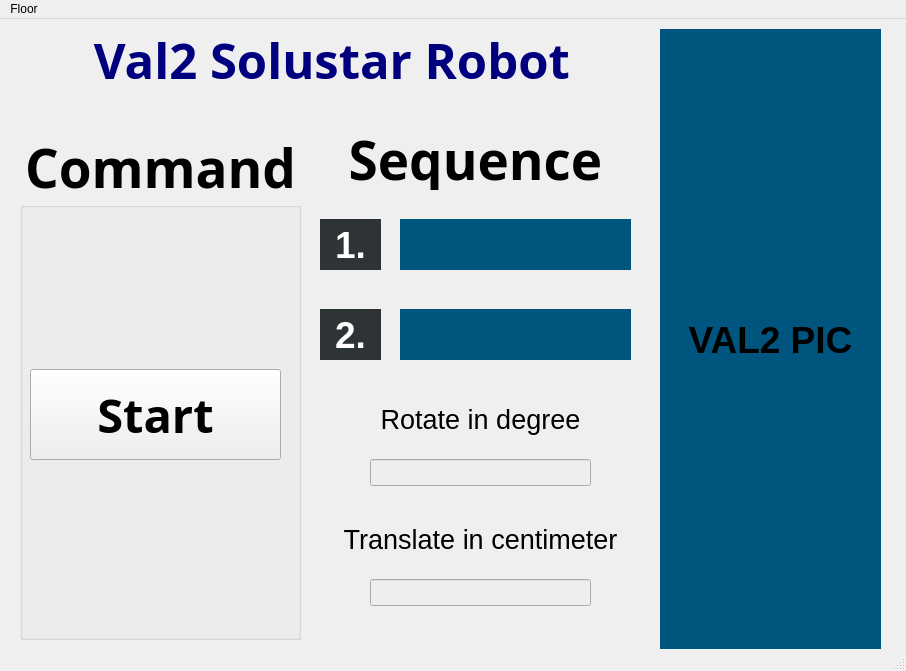
This is val2sim_gui/ui/ces.ui in ArmSorawis/VAL2SIM as Qt 5 draws it before an edit. The edited form follows.
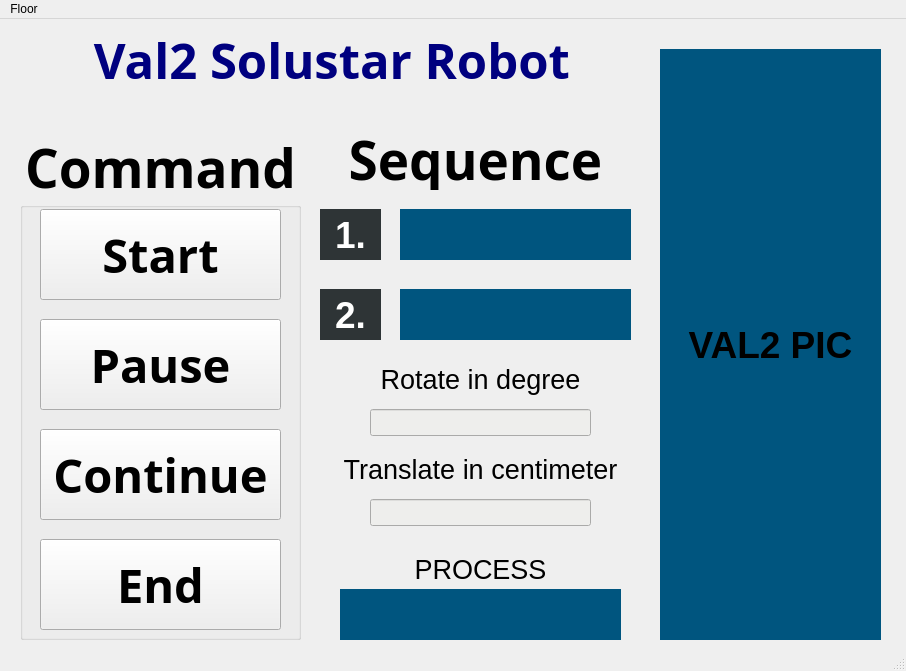
This is the edited form.

The edit to the form file:
```diff
--- a/val2sim_gui/ui/ces.ui
+++ b/val2sim_gui/ui/ces.ui
@@ -52,9 +52,9 @@
     <widget class="QPushButton" name="startButton">
      <property name="geometry">
       <rect>
-       <x>10</x>
-       <y>240</y>
-       <width>251</width>
+       <x>20</x>
+       <y>80</y>
+       <width>241</width>
        <height>91</height>
       </rect>
      </property>
@@ -67,14 +67,68 @@
       <string>Start</string>
      </property>
     </widget>
+    <widget class="QPushButton" name="pauseButton">
+     <property name="geometry">
+      <rect>
+       <x>20</x>
+       <y>190</y>
+       <width>241</width>
+       <height>91</height>
+      </rect>
+     </property>
+     <property name="font">
+      <font>
+       <pointsize>35</pointsize>
+      </font>
+     </property>
+     <property name="text">
+      <string>Pause</string>
+     </property>
+    </widget>
+    <widget class="QPushButton" name="continueButton">
+     <property name="geometry">
+      <rect>
+       <x>20</x>
+       <y>300</y>
+       <width>241</width>
+       <height>91</height>
+      </rect>
+     </property>
+     <property name="font">
+      <font>
+       <pointsize>35</pointsize>
+      </font>
+     </property>
+     <property name="text">
+      <string>Continue</string>
+     </property>
+    </widget>
+    <widget class="QPushButton" name="endButton">
+     <property name="geometry">
+      <rect>
+       <x>20</x>
+       <y>410</y>
+       <width>241</width>
+       <height>91</height>
+      </rect>
+     </property>
+     <property name="font">
+      <font>
+       <pointsize>35</pointsize>
+      </font>
+     </property>
+     <property name="text">
+      <string>End</string>
+     </property>
+    </widget>
    </widget>
    <widget class="QLabel" name="label_val2_pic">
     <property name="geometry">
      <rect>
       <x>660</x>
-      <y>10</y>
+      <y>30</y>
       <width>221</width>
-      <height>621</height>
+      <height>591</height>
      </rect>
     </property>
     <property name="font">
@@ -177,7 +231,7 @@
     <property name="geometry">
      <rect>
       <x>400</x>
-      <y>200</y>
+      <y>190</y>
       <width>231</width>
       <height>51</height>
      </rect>
@@ -204,7 +258,7 @@
     <property name="geometry">
      <rect>
       <x>400</x>
-      <y>290</y>
+      <y>270</y>
       <width>231</width>
       <height>51</height>
      </rect>
@@ -231,7 +285,7 @@
     <property name="geometry">
      <rect>
       <x>320</x>
-      <y>200</y>
+      <y>190</y>
       <width>61</width>
       <height>51</height>
      </rect>
@@ -259,7 +313,7 @@
     <property name="geometry">
      <rect>
       <x>320</x>
-      <y>290</y>
+      <y>270</y>
       <width>61</width>
       <height>51</height>
      </rect>
@@ -287,7 +341,7 @@
     <property name="geometry">
      <rect>
       <x>370</x>
-      <y>440</y>
+      <y>390</y>
       <width>221</width>
       <height>27</height>
      </rect>
@@ -303,7 +357,7 @@
     <property name="geometry">
      <rect>
       <x>370</x>
-      <y>560</y>
+      <y>480</y>
       <width>221</width>
       <height>27</height>
      </rect>
@@ -316,7 +370,7 @@
     <property name="geometry">
      <rect>
       <x>350</x>
-      <y>370</y>
+      <y>330</y>
       <width>261</width>
       <height>61</height>
      </rect>
@@ -349,7 +403,7 @@
     <property name="geometry">
      <rect>
       <x>330</x>
-      <y>490</y>
+      <y>420</y>
       <width>301</width>
       <height>61</height>
      </rect>
@@ -378,6 +432,66 @@
      <number>-1</number>
     </property>
    </widget>
+   <widget class="QLabel" name="label_processing">
+    <property name="geometry">
+     <rect>
+      <x>340</x>
+      <y>570</y>
+      <width>281</width>
+      <height>51</height>
+     </rect>
+    </property>
+    <property name="font">
+     <font>
+      <pointsize>28</pointsize>
+      <weight>75</weight>
+      <italic>false</italic>
+      <bold>true</bold>
+     </font>
+    </property>
+    <property name="styleSheet">
+     <string notr="true">background-color:rgb(0, 85, 127)</string>
+    </property>
+    <property name="text">
+     <string/>
+    </property>
+    <property name="alignment">
+     <set>Qt::AlignCenter</set>
+    </property>
+   </widget>
+   <widget class="QLabel" name="label_process">
+    <property name="geometry">
+     <rect>
+      <x>350</x>
+      <y>520</y>
+      <width>261</width>
+      <height>61</height>
+     </rect>
+    </property>
+    <property name="font">
+     <font>
+      <pointsize>20</pointsize>
+      <weight>50</weight>
+      <italic>false</italic>
+      <bold>false</bold>
+     </font>
+    </property>
+    <property name="text">
+     <string>PROCESS</string>
+    </property>
+    <property name="textFormat">
+     <enum>Qt::AutoText</enum>
+    </property>
+    <property name="alignment">
+     <set>Qt::AlignCenter</set>
+    </property>
+    <property name="wordWrap">
+     <bool>false</bool>
+    </property>
+    <property name="indent">
+     <number>-1</number>
+    </property>
+   </widget>
   </widget>
   <widget class="QStatusBar" name="statusbar"/>
   <widget class="QMenuBar" name="menuBar">
```
